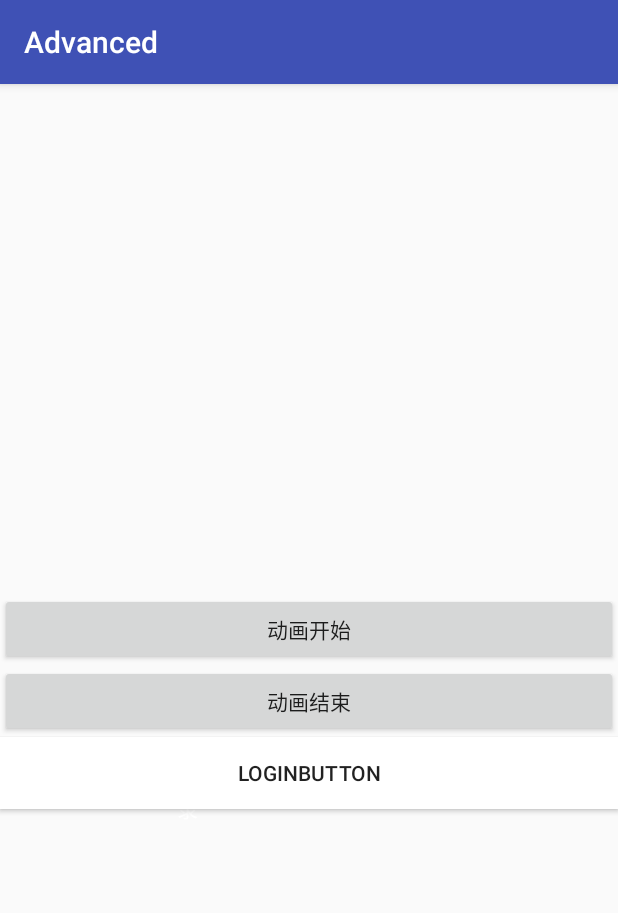
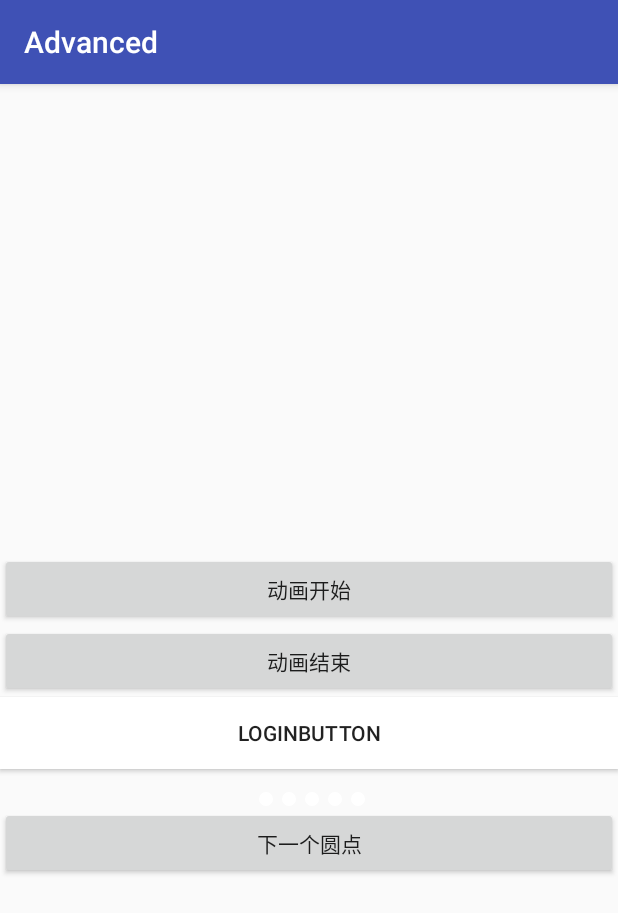
Before and after one commit to panrongfu/MyProject, an Android app: the AnimationActivity screen opened directly, with no data from a screen before it, after a tap on "动画开始", on a phone screen of 412 x 824 dp. Shown: the top 913 px of the screen. Run offline under Robolectric (Android 15) with nearby library versions, the phone set to English and light mode, and no system bars; our stand-ins replace RxJava.

Commit message:
自定义伸缩指示器空间已初步完成，下步优化细节

```diff
--- a/app/src/main/java/com/project/pan/myproject/view/animation/AnimationActivity.java
+++ b/app/src/main/java/com/project/pan/myproject/view/animation/AnimationActivity.java
@@ -1,38 +1,77 @@
 package com.project.pan.myproject.view.animation;
 
+import android.os.Bundle;
 import android.support.v7.app.AppCompatActivity;
-import android.os.Bundle;
 import android.view.View;
 
 import com.project.pan.myproject.R;
 
+import java.util.concurrent.TimeUnit;
+
+import io.reactivex.Observable;
+import io.reactivex.Observer;
+import io.reactivex.Scheduler;
+import io.reactivex.android.schedulers.AndroidSchedulers;
+import io.reactivex.functions.Consumer;
+import io.reactivex.schedulers.Schedulers;
+
 
 public class AnimationActivity extends AppCompatActivity {
 
-    PointView pointView;
-    LoginView loginView;
+   // PointView pointView;
+   // LoginView loginView;
+
+    private IndicatorLayout indicatorLayout;
+    int  position= 0;
     @Override
     protected void onCreate(Bundle savedInstanceState) {
         super.onCreate(savedInstanceState);
         setContentView(R.layout.activity_animation);
 
-        pointView = findViewById(R.id.pointer_view);
-        loginView = findViewById(R.id.hrz_login_btn);
-        loginView.setOnClickListener(view-> loginView.startShrink(1));
+       // pointView = findViewById(R.id.pointer_view);
+       // loginView = findViewById(R.id.hrz_login_btn);
+       // loginView.setOnClickListener(view-> loginView.startShrink(1));
+
+        indicatorLayout = findViewById(R.id.indicatorLayout);
+        indicatorLayout.setItemSize(5);
+
+//        Observable.interval(5, TimeUnit.MICROSECONDS)
+//                .subscribeOn(Schedulers.io())
+//                .observeOn(AndroidSchedulers.mainThread())
+//                .subscribe(new Consumer<Long>() {
+//                    @Override
+//                    public void accept(Long aLong) throws Exception {
+//                        position++;
+//                        if(position > 4){
+//                            position =0;
+//                        }
+//                        indicatorLayout.setCurrentItemPosition(position);
+//                    }
+//                });
+
     }
+
+    public void clickNextPoint(View view){
+        position++;
+        if(position > 4){
+            position=0;
+        }
+        indicatorLayout.setCurrentItemPosition(position);
+    }
+
 
     public void clickStart (View view){
 
-        pointView.startStretch(1);
+       // pointView.startStretch(1);
     }
 
     public void clickFinish(View view){
-        pointView.startCompress(3);
+       // pointView.startCompress(3);
     }
 
     public void clickLoginButton(View view){
 
-        loginView.startStretch(1);
+      //  loginView.startStretch(1);
     }
 
 
--- a/app/src/main/java/com/project/pan/myproject/view/animation/IndicatorLayout.java
+++ b/app/src/main/java/com/project/pan/myproject/view/animation/IndicatorLayout.java
@@ -3,37 +3,137 @@ package com.project.pan.myproject.view.animation;
 import android.content.Context;
 import android.support.annotation.Nullable;
 import android.util.AttributeSet;
+import android.view.Gravity;
+import android.view.ViewGroup;
 import android.widget.LinearLayout;
 
+import java.util.ArrayList;
+import java.util.List;
+
 /**
- * author: panrongfu
- * date:2018/7/10 20:36
- * describe: 自定义指示器布局
+ * @author: panrongfu
+ * @date: 2018/7/10 20:36
+ * @describe: 自定义指示器布局
  */
 
 public class IndicatorLayout extends LinearLayout {
 
-    private PointView pointView;//圆点
-    private int itemSize;//item的个数
-    private int currentItem;//当前item的位置
+
+    /**带动画的小圆点*/
+    private PointView pointView;
+    /**item的个数*/
+    private int itemSize;
+    /**当前item的位置*/
+    private int currentItemPosition=0;
+    /**上一个圆点的位置*/
+    private int lastItemPosition=0;
+
+    private List<PointView>  pointList = new ArrayList();
 
     public IndicatorLayout(Context context) {
         super(context);
+        initView();
     }
 
     public IndicatorLayout(Context context, @Nullable AttributeSet attrs) {
         super(context, attrs);
+        initView();
     }
 
     public IndicatorLayout(Context context, @Nullable AttributeSet attrs, int defStyleAttr) {
         super(context, attrs, defStyleAttr);
+        initView();
     }
 
     /**
      * 初始化视图
      */
     private void initView(){
+        setGravity(Gravity.CENTER);
+        setOrientation(HORIZONTAL);
 
     }
 
+    /**
+     * 获取圆点个数
+     * @return
+     */
+    public int getItemSize() {
+        return itemSize;
+    }
+
+    /**
+     * 设置圆点个数
+     * @param itemSize
+     */
+    public void setItemSize(int itemSize) {
+        this.itemSize = itemSize;
+        if(itemSize == 0){
+            // TODO: 2018/7/11 如果只有一个item则不现实指示器布局
+            return;
+        }
+        /*动态添加itemSize个圆点*/
+        for(int i = 0; i < itemSize; i++){
+            /*创建圆点对象*/
+            PointView pointView = new PointView(getContext());
+            /*设置属性*/
+            LayoutParams params = new LayoutParams(dip2px(10), dip2px(10));
+            params.leftMargin = dip2px(5);
+            pointView.setLayoutParams(params);
+            /*添加到LinearLayout*/
+            addView(pointView);
+            /*同时添加到list中用来控制圆点的操作逻辑*/
+            pointList.add(pointView);
+        }
+    }
+
+    /**
+     * 获取当前显示的圆点位置
+     * @return
+     */
+    public int getCurrentItemPosition() {
+        return currentItemPosition;
+    }
+
+    /**
+     * 设置当前圆点所在位置
+     * @param currentPosition
+     */
+    public void setCurrentItemPosition(int currentPosition) {
+        this.currentItemPosition = currentPosition;
+        PointView currentPoint = pointList.get(currentPosition);
+        LayoutParams params = new LayoutParams(dip2px(20), dip2px(10));
+        params.leftMargin = dip2px(5);
+        currentPoint.setLayoutParams(params);
+        currentPoint.setLayoutStartStretch(true);
+        currentPoint.setLayoutChange(true);
+      //  currentPoint.startStretch(2);
+        /**
+         * 如果当前的圆点跟上一个圆点位置相同 上个圆点跟当前圆点是同一个
+         * 如果当前的圆点位置跟上一个圆点位置不相同，则需要获取上个圆点，还原动画
+         */
+        if(lastItemPosition != currentPosition){
+            PointView lastPoint = pointList.get(lastItemPosition);
+            LayoutParams paramsLastPoint = new LayoutParams(dip2px(10), dip2px(10));
+            paramsLastPoint.leftMargin = dip2px(5);
+            lastPoint.setLayoutParams(paramsLastPoint);
+            lastPoint.startCompress(2);
+        }
+        /*把当前圆点位置保存起来与下个圆点的位置对比*/
+        lastItemPosition = currentPosition;
+
+    }
+
+    public  int dip2px(float dpValue) {
+        final float scale = getResources().getDisplayMetrics().density;
+        return (int) (dpValue * scale + 0.5f);
+    }
+
+    /**
+     * pix转dip
+     */
+    public int pix2dip(float pix) {
+        final float densityDpi = getResources().getDisplayMetrics().density;
+        return (int) (pix / densityDpi + 0.5f);
+    }
 }
--- a/app/src/main/java/com/project/pan/myproject/view/animation/PointView.java
+++ b/app/src/main/java/com/project/pan/myproject/view/animation/PointView.java
@@ -32,9 +32,9 @@ import io.reactivex.functions.Consumer;
 
 
 /**
- * author: panrongfu
- * date:2018/7/9 12:48
- * describe: 自定义指示器小圆点，以控件的height为圆的直径，以控件的宽为拉伸的宽度
+ * @author: panrongfu
+ * @date: 2018/7/9 12:48
+ * @describe: 自定义指示器小圆点，以控件的height为圆的直径
  */
 
 public class PointView extends View {
@@ -42,12 +42,14 @@ public class PointView extends View {
     private static final int DEFAULT_COLOR = Color.WHITE;
     private static final int DEFAULT_STRETCH_COLOR = Color.YELLOW;
     private int pColor;
-    private int pStretchColor;//拉伸条的颜色
+    /**拉伸条的颜色*/
+    private int pStretchColor;
     private int pWidth;
     private int pHeight;
     private Paint mRectFPaint;
-    private Paint mPointPaint;//圆点的画笔
-    private boolean animationStart = false;
+    /**圆点的画笔*/
+    private Paint mPointPaint;
+    private boolean layoutStartStretch = false;
     private Disposable mDisposable;
 
     private RectF mRectF;
@@ -55,7 +57,13 @@ public class PointView extends View {
     private int mRectFRight;
     private int tempWidth=0;
 
-    private Paint testPaint;
+    private boolean layoutChange;
+
+    public PointView(Context context) {
+        super(context);
+        initView(context,null);
+    }
+
     public PointView(Context context, @Nullable AttributeSet attrs) {
         super(context, attrs);
         initView(context,attrs);
@@ -71,24 +79,42 @@ public class PointView extends View {
         TypedArray ta = mContext.obtainStyledAttributes(mAttrs,R.styleable.pointerView);
         pColor = ta.getColor(R.styleable.pointerView_pColor,DEFAULT_COLOR);
         pStretchColor = ta.getColor(R.styleable.pointerView_pStretchColor,DEFAULT_STRETCH_COLOR);
-        ta.recycle();//使用完之后回收
+        /*使用完之后回收*/
+        ta.recycle();
 
         mRectFPaint = new Paint();
         mPointPaint = new Paint();
     }
 
+    @Override
+    protected void onLayout(boolean changed, int left, int top, int right, int bottom) {
+        super.onLayout(changed, left, top, right, bottom);
+
+        /**获取控件的宽度*/
+        pWidth = getWidth();
+        /**获取控件的高度*/
+        pHeight =  getHeight();
+
+        Log.e("onLayout","pWidth:"+pix2dip(pWidth));
+    }
 
     @Override
     protected void onMeasure(int widthMeasureSpec, int heightMeasureSpec) {
         super.onMeasure(widthMeasureSpec, heightMeasureSpec);
-        pWidth = getWidth();//获取控件的宽度
-        pHeight =  getHeight();//获取控件的高度
-
+        //pWidth = getWidth();
+        Log.e("onMeasure","pWidth:"+pix2dip(pWidth));
     }
 
     @Override
     protected void onDraw(Canvas canvas) {
         super.onDraw(canvas);
+
+        /**获取控件的宽度*/
+        pWidth = getWidth();
+        /**获取控件的高度*/
+        pHeight =  getHeight();
+        Log.e(">>>>>>","pWidth:"+pix2dip(pWidth));
+
         mRectFPaint.setStyle(Paint.Style.FILL);//充满
         mRectFPaint.setColor(pStretchColor);
         mRectFPaint.setAntiAlias(true);// 设置画笔的抗锯齿效果
@@ -97,8 +123,14 @@ public class PointView extends View {
         mPointPaint.setColor(pColor);
         mPointPaint.setAntiAlias(true);// 设置画笔的抗锯齿效果
 
-        if(animationStart){//动画开始才绘制
-            Log.e("onDraw-my","pHeight:"+ pHeight+"   pWidth:"+pWidth+"  mRectFLeft:"+mRectFLeft+"   mRectFRight:"+mRectFRight);
+
+        if(layoutStartStretch){//动画开始才绘制
+            /*当布局大小改变的时候调用*/
+            if(layoutChange){
+                startStretch(2);
+                layoutChange = false;
+            }
+            Log.e("onDraw-my","pHeight:"+ pix2dip(pHeight)+"   pWidth:"+pix2dip(pWidth)+"  mRectFLeft:"+pix2dip(mRectFLeft)+"   mRectFRight:"+pix2dip(mRectFRight));
             mRectF = new RectF(mRectFLeft,0,mRectFRight,pHeight);//绘制矩形
             canvas.drawRoundRect(mRectF,0,0,mRectFPaint);
             canvas.drawCircle(mRectFLeft,pHeight/2,pHeight/2,mRectFPaint);//在左边矩形画个圆
@@ -108,25 +140,35 @@ public class PointView extends View {
         }
     }
 
+
+    public boolean isLayoutStartStretch() {
+        return layoutStartStretch;
+    }
+
+    public void setLayoutStartStretch(boolean layoutStartStretch) {
+        this.layoutStartStretch = layoutStartStretch;
+    }
+
+    public boolean isLayoutChange() {
+        return layoutChange;
+    }
+
+    public void setLayoutChange(boolean layoutChange) {
+        this.layoutChange = layoutChange;
+    }
+
     /**
      * 开始拉伸
      * @param milliseconds
      */
     public void startStretch(int milliseconds){
-        animationStart = true;
         mRectFLeft = mRectFRight = pWidth/2;
+        Log.e("startStretch","  mRectFLeft:"+pix2dip(mRectFLeft)+"   mRectFRight:"+pix2dip(mRectFRight));
         mDisposable = Flowable.interval(milliseconds, TimeUnit.MILLISECONDS)
-                .doOnNext(new Consumer<Long>() {
-                    @Override
-                    public void accept(@NonNull Long aLong) throws Exception {
-                       // Log.e("Switcher", "accept: accept : "+aLong );
-                    }
-                })
+                .doOnNext(aLong -> {})
                 .onBackpressureDrop()
                 .observeOn(AndroidSchedulers.mainThread())
-                .subscribe(new Consumer<Long>() {
-                    @Override
-                    public void accept(@NonNull Long aLong) throws Exception {
+                .subscribe(aLong -> {
                     invalidate();
                     tempWidth ++;//这里循环+1是为了取余，从而达到mRectFLeft 和 mRectFRight 都有数值变化的目的
                     if(tempWidth%2==0){
@@ -144,7 +186,6 @@ public class PointView extends View {
                             stretchStop();
                         }
                         mRectFRight++;
-                        }
                     }
                 });
     }
@@ -187,7 +228,7 @@ public class PointView extends View {
      * 回缩停止
      */
     private void compressStop() {
-        animationStart = false;
+        layoutStartStretch = false;
         invalidate();
         if(mDisposable!=null&&!mDisposable.isDisposed()){
             mDisposable.dispose();
--- a/app/src/main/res/layout/activity_animation.xml
+++ b/app/src/main/res/layout/activity_animation.xml
@@ -6,12 +6,12 @@
     android:orientation="vertical"
     android:layout_height="match_parent" >
 
-    <com.project.pan.myproject.view.animation.PointView
-        android:id="@+id/pointer_view"
-        android:layout_width="105dp"
-        app:pColor="@android:color/darker_gray"
-        app:pStretchColor="@color/colorPrimary"
-        android:layout_height="20dp" />
+    <!--<com.project.pan.myproject.view.animation.PointView-->
+        <!--android:id="@+id/pointer_view"-->
+        <!--android:layout_width="105dp"-->
+        <!--app:pColor="@android:color/darker_gray"-->
+        <!--app:pStretchColor="@color/colorPrimary"-->
+        <!--android:layout_height="20dp" />-->
 
     <Button
         android:layout_marginTop="75dp"
@@ -35,14 +35,29 @@
         android:onClick="clickLoginButton"
         android:text="loginbutton" />
 
-    <com.project.pan.myproject.view.animation.LoginView
-        android:id="@+id/hrz_login_btn"
-        android:layout_width="175dp"
-        app:lText="登录"
-        app:lTextSize="14sp"
-        app:lTextColor="@android:color/white"
-        app:lProgressColor="@android:color/white"
-        app:lBgColor="@color/colorPrimary"
-        app:lRadius="5dp"
-        android:layout_height="40dp" />
+    <!--<com.project.pan.myproject.view.animation.LoginView-->
+        <!--android:id="@+id/hrz_login_btn"-->
+        <!--android:layout_width="175dp"-->
+        <!--app:lText="登录"-->
+        <!--app:lTextSize="14sp"-->
+        <!--app:lTextColor="@android:color/white"-->
+        <!--app:lProgressColor="@android:color/white"-->
+        <!--app:lBgColor="@color/colorPrimary"-->
+        <!--app:lRadius="5dp"-->
+        <!--android:layout_height="40dp" />-->
+
+
+    <com.project.pan.myproject.view.animation.IndicatorLayout
+        android:layout_marginTop="15dp"
+        android:id="@+id/indicatorLayout"
+        android:layout_width="wrap_content"
+        android:layout_height="wrap_content"/>
+
+    <Button
+        android:id="@+id/button12"
+        android:layout_width="match_parent"
+        android:layout_height="wrap_content"
+        android:onClick="clickNextPoint"
+        android:text="下一个圆点" />
+
 </LinearLayout>
```
Lines whose indentation alone changed are shown as unchanged.
